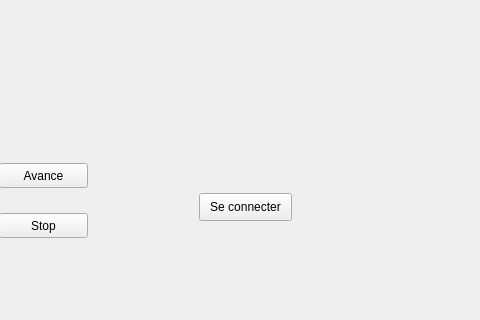
First picture: the form in Wifibot/mainwindow.ui, repository Luckiris/WifiBot, before the edit; both pictures show x 391 to 871 and y 313 to 633 of the 1261 by 633 pixel window.
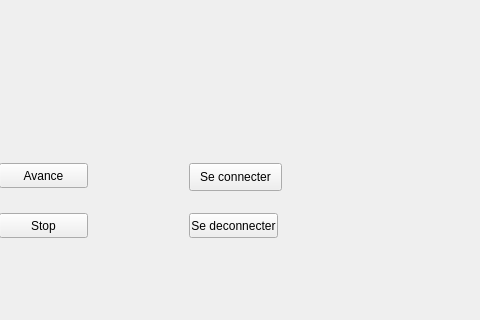
Second picture: the form after the edit.

The edit to the form file:
```diff
--- a/Wifibot/mainwindow.ui
+++ b/Wifibot/mainwindow.ui
@@ -17,8 +17,8 @@
    <widget class="QPushButton" name="buttonConnect">
     <property name="geometry">
      <rect>
-      <x>590</x>
-      <y>470</y>
+      <x>580</x>
+      <y>440</y>
       <width>93</width>
       <height>28</height>
      </rect>
@@ -53,6 +53,19 @@
      <string>Stop</string>
     </property>
    </widget>
+   <widget class="QPushButton" name="pushButton_3">
+    <property name="geometry">
+     <rect>
+      <x>580</x>
+      <y>490</y>
+      <width>89</width>
+      <height>25</height>
+     </rect>
+    </property>
+    <property name="text">
+     <string>Se deconnecter</string>
+    </property>
+   </widget>
   </widget>
   <widget class="QMenuBar" name="menuBar">
    <property name="geometry">
```
